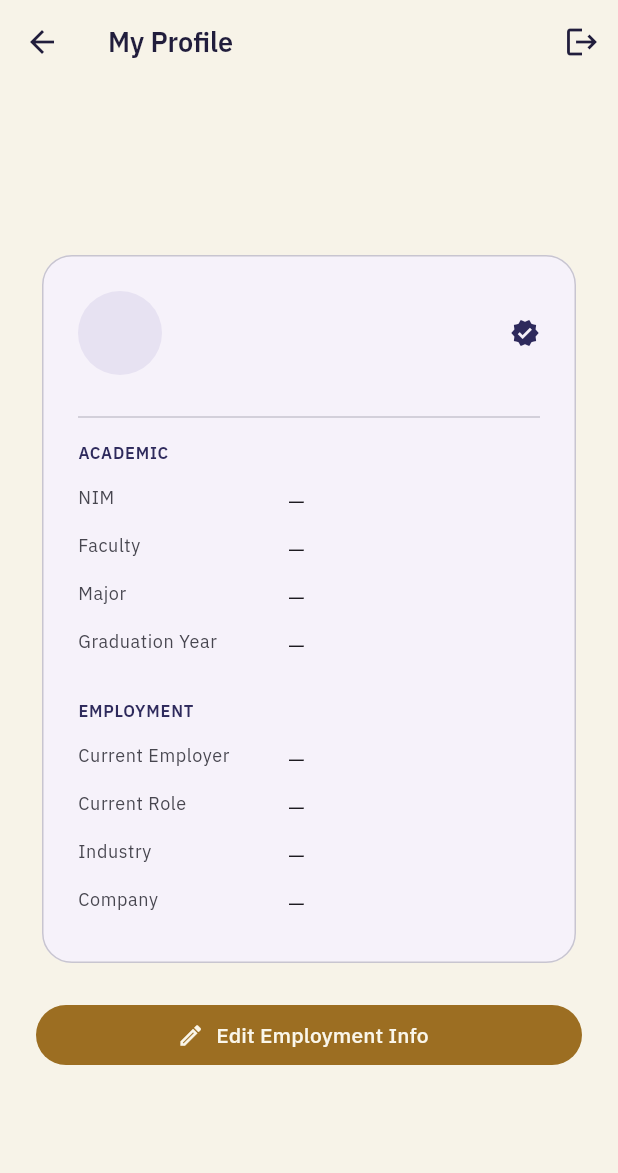
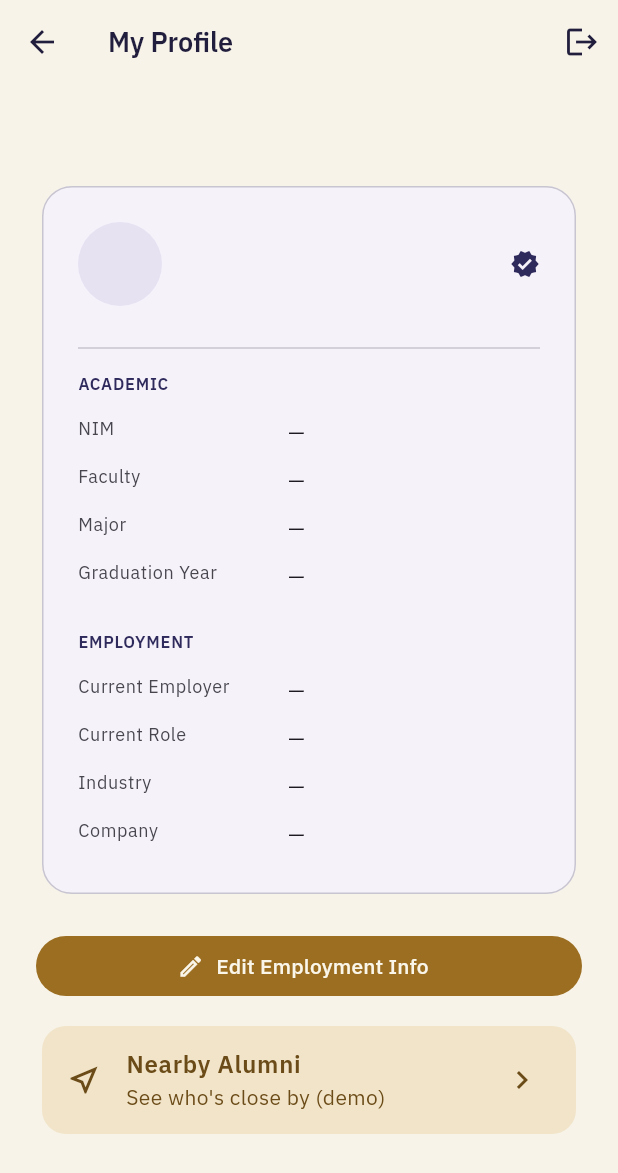
Before and after one commit to FarrelAlfarabi/Undip-Alumni-Connect, a Flutter app: the ProfileDetailScreen screen opened directly with empty values, on a phone screen of 412 x 824 dp. Shown: the top 1173 px of the screen. Run offline on Flutter 3.47's test engine with Material 3 defaults, Android fonts, the phone set to English and light mode, and no system bars; our stand-ins replace flutter_dotenv, google_fonts, supabase_flutter; accounts and stored records are empty.

Commit message:
Surface Nearby Alumni on the Profile tab
The compass icon in the Directory app bar was too easy to miss --
user couldn't find the feature after deploying. Added a clearly
labeled card on the Profile tab (where verification lands you) as
the primary entry point; the directory icon stays as a secondary one.

Co-Authored-By: Claude Sonnet 5 <noreply@anthropic.com>
Claude-Session: https://claude.ai/code/session_01LaDF4dJ9vMPhD2KQrC7XAH

```diff
--- a/lib/screens/profile_detail_screen.dart
+++ b/lib/screens/profile_detail_screen.dart
@@ -2,6 +2,7 @@ import 'package:flutter/material.dart';
 import 'package:supabase_flutter/supabase_flutter.dart';
 
 import 'chat_screen.dart';
+import 'nearby_alumni_screen.dart';
 import 'profile_setup_screen.dart';
 import 'subscribe_screen.dart';
 import 'verification_screen.dart';
@@ -279,6 +280,49 @@ class _ProfileDetailScreenState extends State<ProfileDetailScreen> {
                       icon: const Icon(Icons.edit_outlined),
                       label: const Text('Edit Employment Info'),
                     ),
+                    const SizedBox(height: 12),
+                    Card(
+                      elevation: 0,
+                      color: theme.colorScheme.secondaryContainer,
+                      shape: RoundedRectangleBorder(
+                        borderRadius: BorderRadius.circular(16),
+                      ),
+                      child: ListTile(
+                        shape: RoundedRectangleBorder(
+                          borderRadius: BorderRadius.circular(16),
+                        ),
+                        leading: Icon(
+                          Icons.near_me_outlined,
+                          color: theme.colorScheme.onSecondaryContainer,
+                        ),
+                        title: Text(
+                          'Nearby Alumni',
+                          style: TextStyle(
+                            color: theme.colorScheme.onSecondaryContainer,
+                            fontWeight: FontWeight.w600,
+                          ),
+                        ),
+                        subtitle: Text(
+                          'See who\'s close by (demo)',
+                          style: TextStyle(
+                            color: theme.colorScheme.onSecondaryContainer,
+                          ),
+                        ),
+                        trailing: Icon(
+                          Icons.chevron_right,
+                          color: theme.colorScheme.onSecondaryContainer,
+                        ),
+                        onTap: () {
+                          Navigator.of(context).push(
+                            MaterialPageRoute(
+                              builder: (_) => NearbyAlumniScreen(
+                                currentUser: widget.currentUser,
+                              ),
+                            ),
+                          );
+                        },
+                      ),
+                    ),
                   ] else if (!_isOwnProfile) ...[
                     const SizedBox(height: 20),
                     ValueListenableBuilder<Map<String, dynamic>>(
```
Also changed, not shown: 1 other file.
